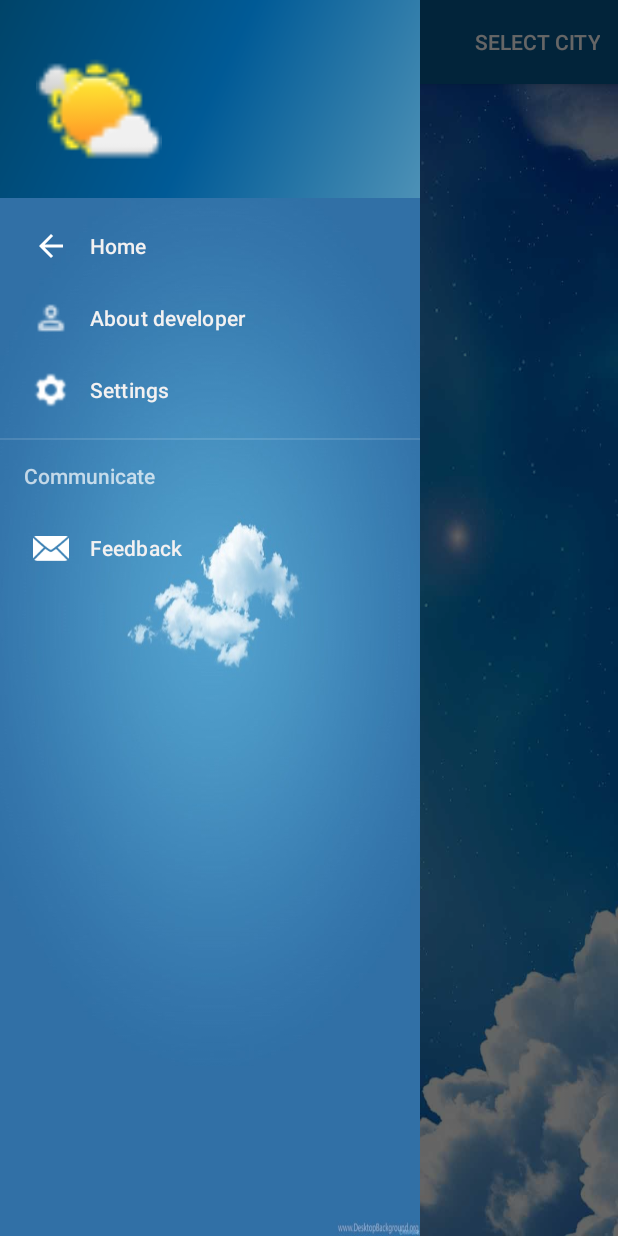
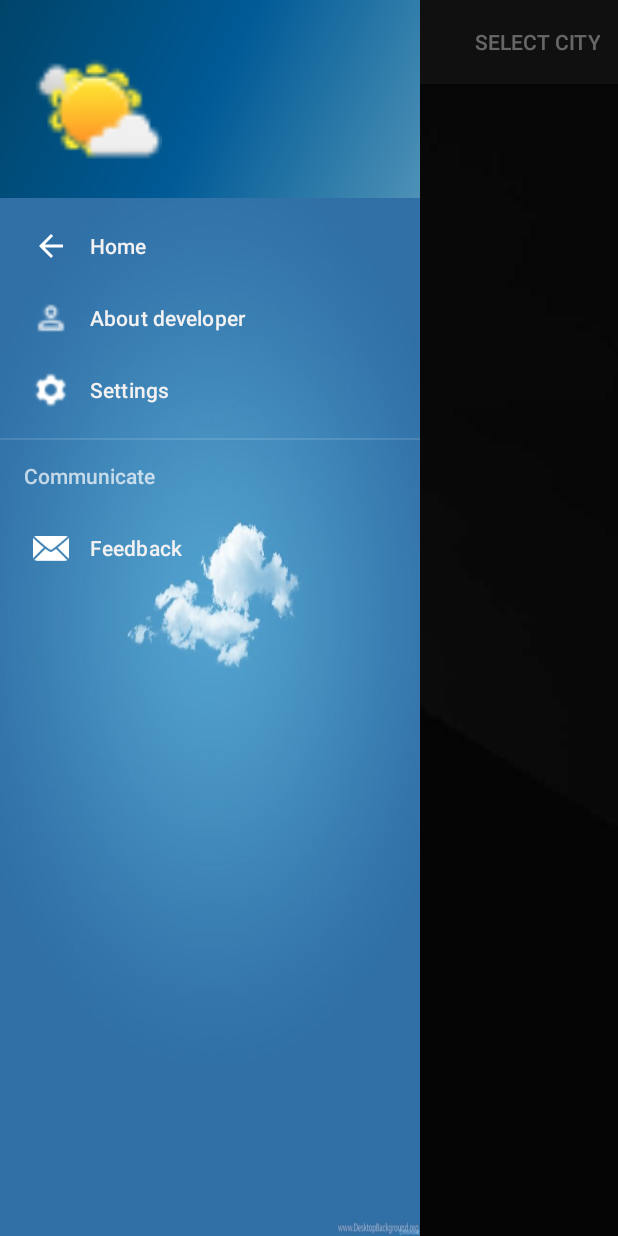
Before and after one commit to YashinSergey/WeatherApplication, an Android app: the screen it shows after launch (WeatherActivity), with the side drawer open, on a phone screen of 412 x 824 dp. Run offline under Robolectric (Android 15) with nearby library versions, the phone set to English and light mode, and no system bars; libraries missing offline, so code that uses them is left out: com.facebook.drawee; 2 statements that could not run were skipped.

Commit message:
replaced dark theme

```diff
--- a/app/src/main/res/values/styles.xml
+++ b/app/src/main/res/values/styles.xml
@@ -10,8 +10,8 @@
     </style>
 
     <style name="AppDarkTheme" parent="Theme.MaterialComponents.NoActionBar">
-        <item name="colorPrimary">#065A92</item>
-        <item name="colorPrimaryDark">#054D75</item>
+        <item name="colorPrimary">#292727</item>
+        <item name="colorPrimaryDark">#03121A</item>
         <item name="colorAccent">@color/colorAccent</item>
     </style>
 
```
Also changed, not shown: app/src/main/res/drawable/background_dark.jpg.
